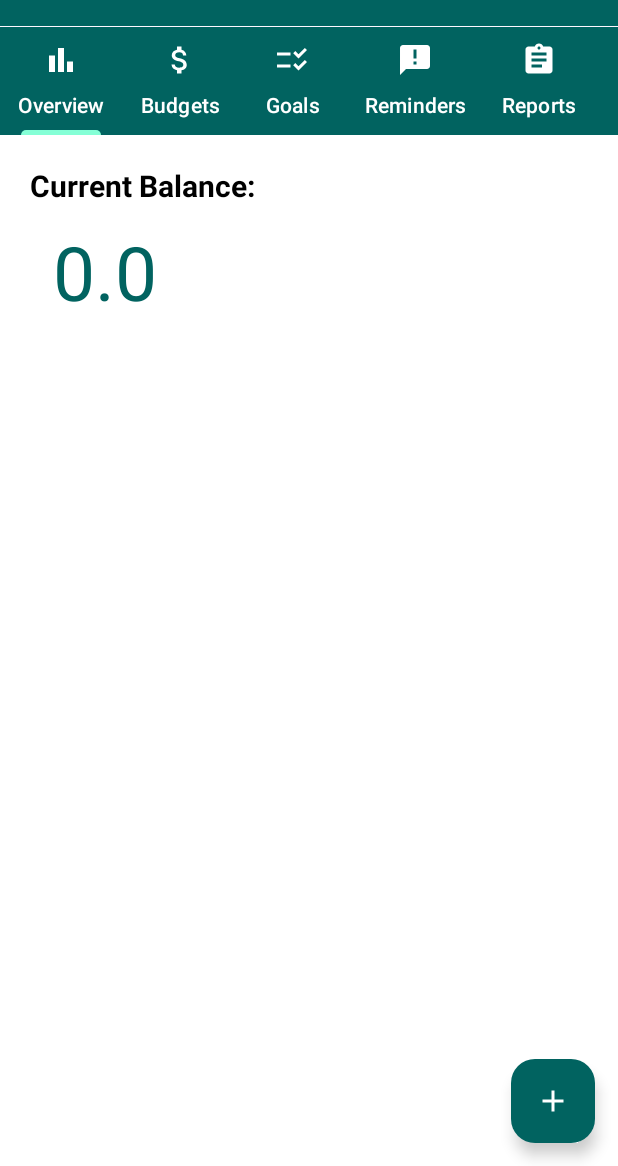
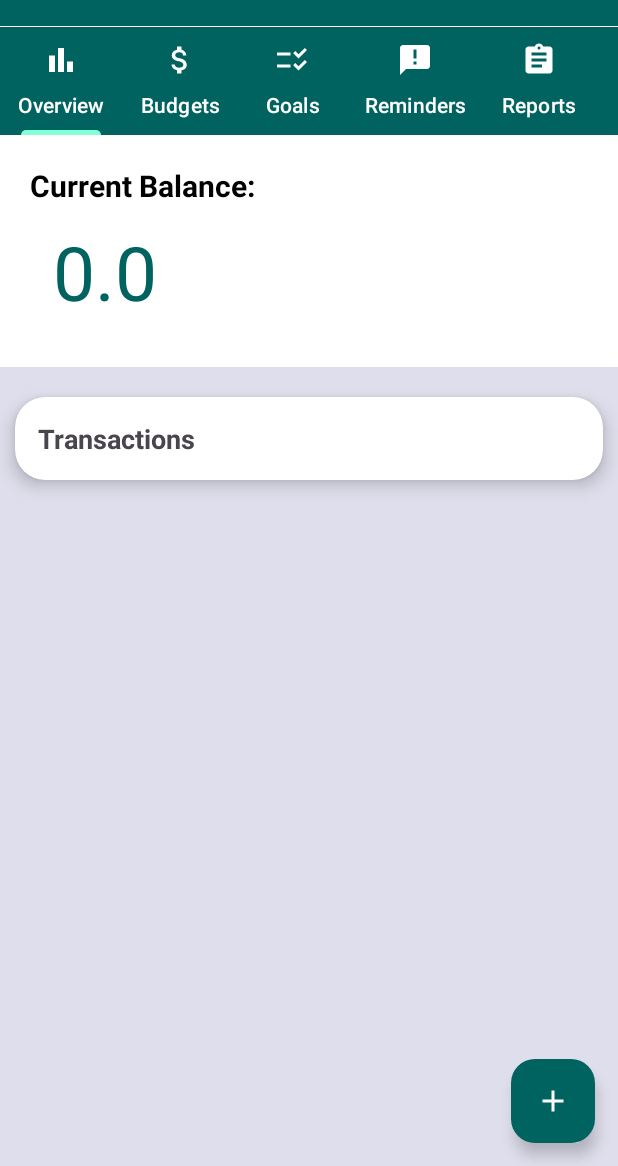
Before and after one commit to komalw2001/SpendSmart, an Android app: the OverviewFragment screen opened directly, with no data from a screen before it, on a phone screen of 412 x 824 dp, the part 70-1236 px from its top. Run offline under Robolectric (Android 15) with nearby library versions, the phone set to English and light mode, and no system bars; our stand-ins replace Firebase (no records; nobody signed in at launch, a user with empty details on screens opened directly).

Commit message:
overview started

```diff
--- a/app/src/main/java/com/example/spendsmart/OverviewFragment.java
+++ b/app/src/main/java/com/example/spendsmart/OverviewFragment.java
@@ -1,18 +1,33 @@
 package com.example.spendsmart;
 
 import android.content.Context;
+import android.content.SharedPreferences;
 import android.os.Bundle;
 
+import androidx.annotation.NonNull;
+import androidx.annotation.Nullable;
 import androidx.fragment.app.Fragment;
 
+import android.util.Log;
 import android.view.LayoutInflater;
 import android.view.View;
 import android.view.ViewGroup;
+import android.widget.TextView;
+
+import com.google.firebase.database.DataSnapshot;
+import com.google.firebase.database.DatabaseError;
+import com.google.firebase.database.DatabaseReference;
+import com.google.firebase.database.FirebaseDatabase;
+import com.google.firebase.database.ValueEventListener;
 
 
 public class OverviewFragment extends Fragment
 {
     Context context;
+
+    TextView tvBalance;
+
+    DatabaseReference dbRef;
 
     public OverviewFragment(Context c) {
         context = c;
@@ -29,4 +44,34 @@ public class OverviewFragment extends Fragment
         // Inflate the layout for this fragment
         return inflater.inflate(R.layout.fragment_overview, container, false);
     }
+
+    @Override
+    public void onViewCreated(@NonNull View view, @Nullable Bundle savedInstanceState) {
+        super.onViewCreated(view, savedInstanceState);
+
+        dbRef = FirebaseDatabase.getInstance().getReference();
+
+        SharedPreferences sp = context.getSharedPreferences("user_info", Context.MODE_PRIVATE);
+        String user = sp.getString("session_user",null);
+
+        tvBalance = view.findViewById(R.id.tvBalance);
+
+        dbRef.child("Users")
+                .child(user)
+                .child("balance")
+                .addListenerForSingleValueEvent(new ValueEventListener() {
+                    @Override
+                    public void onDataChange(@NonNull DataSnapshot snapshot) {
+                        if(snapshot.exists()) {
+                            Double balance = snapshot.getValue(Double.class);
+                            tvBalance.setText(balance.toString());
+                        }
+                    }
+
+                    @Override
+                    public void onCancelled(@NonNull DatabaseError error) {
+                        Log.d("Showing Cash","Error: "+error.getMessage());
+                    }
+                });
+    }
 }
--- a/app/src/main/res/layout/fragment_overview.xml
+++ b/app/src/main/res/layout/fragment_overview.xml
@@ -2,9 +2,9 @@
 <LinearLayout xmlns:android="http://schemas.android.com/apk/res/android"
     xmlns:tools="http://schemas.android.com/tools"
     android:layout_width="match_parent"
+    xmlns:app="http://schemas.android.com/apk/res-auto"
     android:orientation="vertical"
     android:layout_height="match_parent"
-    android:background="@color/white"
     tools:context=".OverviewFragment">
 
 
@@ -12,7 +12,8 @@
         android:layout_width="match_parent"
         android:layout_height="wrap_content"
         android:orientation="vertical"
-        android:layout_margin="20dp"
+        android:background="@color/white"
+        android:padding="20dp"
         >
     <TextView
         android:layout_width="match_parent"
@@ -35,4 +36,33 @@
         android:text="0.0" />
     </LinearLayout>
 
+    <LinearLayout
+        android:layout_width="match_parent"
+        android:layout_height="match_parent"
+        android:orientation="vertical"
+        android:background="@color/gray"
+        >
+
+        <androidx.cardview.widget.CardView
+            android:layout_width="match_parent"
+            android:layout_height="wrap_content"
+            android:layout_marginTop="20dp"
+            android:background="@color/white"
+            android:layout_marginLeft="10dp"
+            android:layout_marginRight="10dp"
+            app:cardCornerRadius="20dp"
+            app:cardElevation="7dp">
+
+            <TextView
+                android:layout_width="match_parent"
+                android:layout_height="wrap_content"
+                android:text="@string/transactions"
+                android:layout_margin="15dp"
+                android:textStyle="bold"
+                android:textSize="18sp"></TextView>
+
+        </androidx.cardview.widget.CardView>
+
+    </LinearLayout>
+
 </LinearLayout>
--- a/app/src/main/res/values/colors.xml
+++ b/app/src/main/res/values/colors.xml
@@ -9,4 +9,5 @@
     <color name="tab_focus_color_night">#046156</color>
 
     <color name="emeraldgreen">#016360</color>
+    <color name="gray">#DEDEEC</color>
 </resources>
--- a/app/src/main/res/values/strings.xml
+++ b/app/src/main/res/values/strings.xml
@@ -10,4 +10,5 @@
     <string name="expenses">Expenses</string>
     <string name="income">Income</string>
     <string name="category">Category</string>
+    <string name="transactions">Transactions</string>
 </resources>
```
